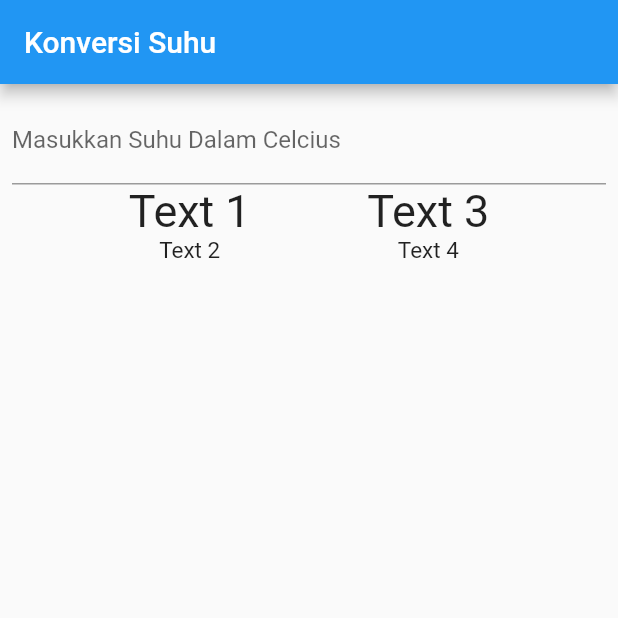
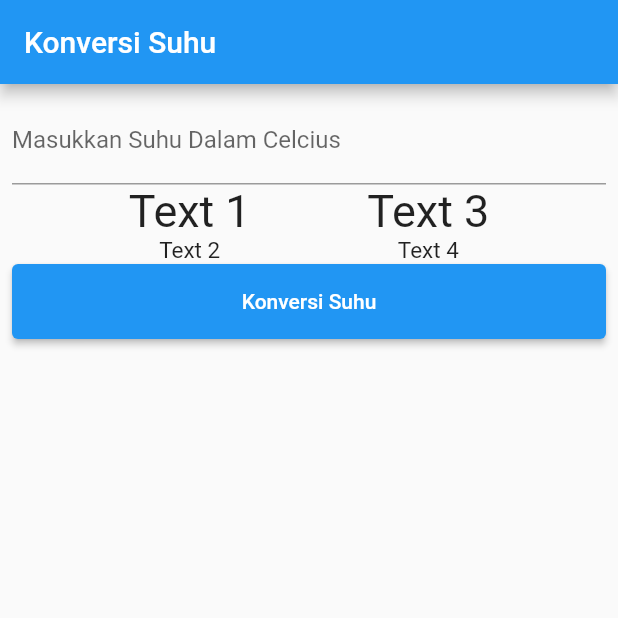
Before and after one commit to Dka-11/konversi_suhu_listmap, a Flutter app: the screen it shows after launch, on a phone screen of 412 x 824 dp, the top half of it. Run offline on Flutter 3.47's test engine with Material 2 defaults, Android fonts, the phone set to English and light mode, and no system bars.

Commit message:
Add Button Widget

```diff
--- a/lib/main.dart
+++ b/lib/main.dart
@@ -1,4 +1,5 @@
 import 'package:flutter/material.dart';
+import 'package:konversi_suhu/widgets/button_suhu.dart';
 import 'package:konversi_suhu/widgets/form_suhu.dart';
 import 'package:konversi_suhu/widgets/text_suhu.dart';
 
@@ -27,6 +28,7 @@ class MyApp extends StatelessWidget {
             children: const [
               FormSuhu(),
               TextSuhu(),
+              ButtonSuhu(),
             ],
           ),
         ),
--- /dev/null
+++ b/lib/widgets/button_suhu.dart
@@ -0,0 +1,17 @@
+import 'package:flutter/material.dart';
+
+class ButtonSuhu extends StatelessWidget {
+  const ButtonSuhu({super.key});
+
+  @override
+  Widget build(BuildContext context) {
+    return ElevatedButton(
+      onPressed: () {},
+      style: ElevatedButton.styleFrom(
+        minimumSize: const Size.fromHeight(50),
+        backgroundColor: Colors.blue,
+      ),
+      child: const Text('Konversi Suhu'),
+    );
+  }
+}
```
